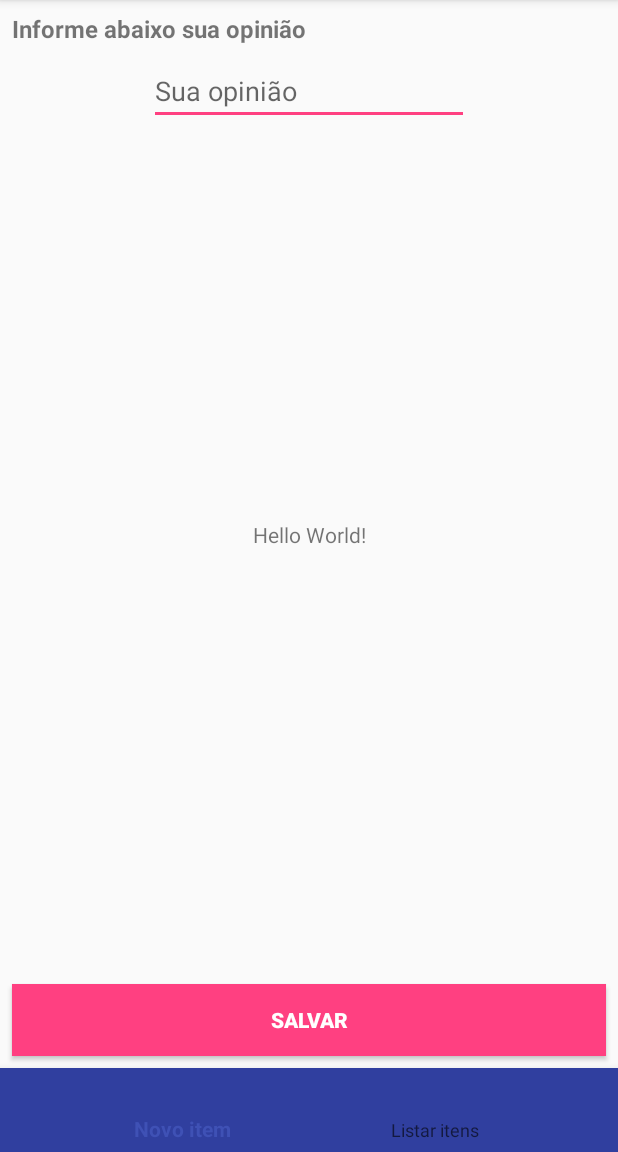
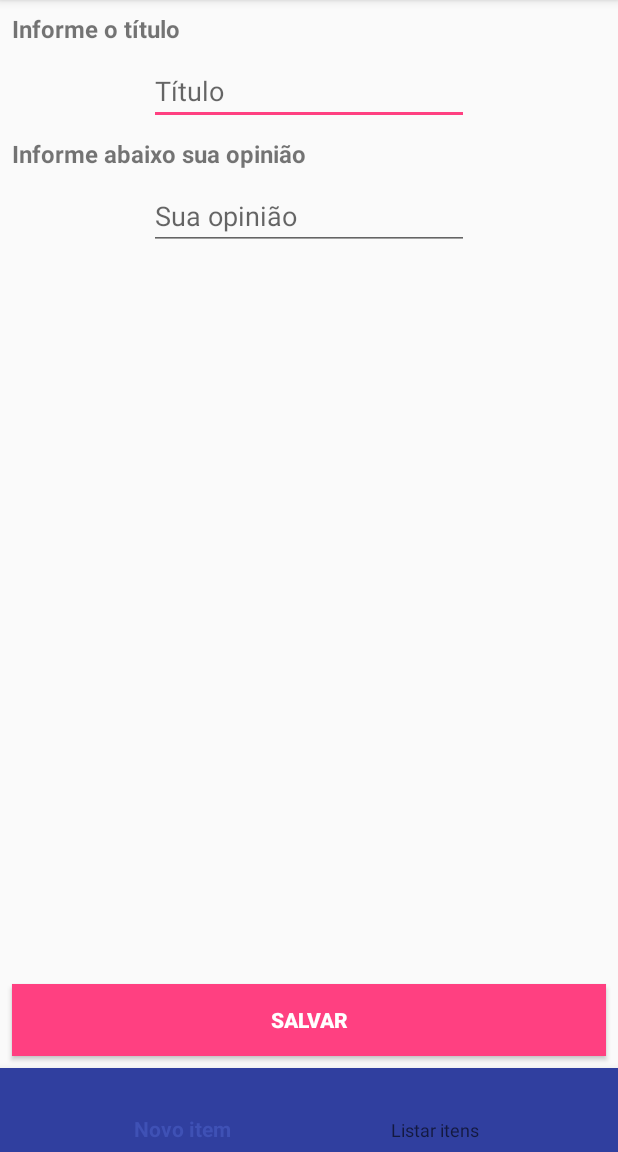
Before and after one commit to ronanlima/IesbAndroid1, an Android app: the screen it shows after launch (MainActivity), on a phone screen of 412 x 824 dp, the part 84-1236 px from its top. Run offline under Robolectric (Android 15) with nearby library versions, the phone set to English and light mode, and no system bars.

Commit message:
Criando migration para permitir gravar o título da review

```diff
--- a/app/build.gradle
+++ b/app/build.gradle
@@ -34,7 +34,8 @@ dependencies {
     def room_version = "1.1.1"
 
     implementation "android.arch.persistence.room:runtime:$room_version"
-    kapt "android.arch.persistence.room:compiler:$room_version" // For Kotlin use kapt instead of annotationProcessor
+    kapt "android.arch.persistence.room:compiler:$room_version"
+    // For Kotlin use kapt instead of annotationProcessor
 
     testImplementation 'junit:junit:4.12'
     androidTestImplementation 'com.android.support.test:runner:1.0.2'
--- a/app/src/main/java/br/ronanlima/opiniaodetudo/data/ReviewRepository.kt
+++ b/app/src/main/java/br/ronanlima/opiniaodetudo/data/ReviewRepository.kt
@@ -19,8 +19,8 @@ class ReviewRepository {
 
     private val data = mutableListOf<Review>()
 
-    fun save(opiniao: String) {
-        reviewDAO.insert(Review(UUID.randomUUID().toString(), opiniao))
+    fun save(opiniao: String, titulo: String) {
+        reviewDAO.insert(Review(UUID.randomUUID().toString(), opiniao, titulo))
     }
 
     fun update(review: Review) {
@@ -30,7 +30,7 @@ class ReviewRepository {
     fun listAll() : List<Review> {
         val cursor = reviewDAO.readAll()
         while (cursor.moveToNext()) {
-            data.add(Review(cursor.getString(0), cursor.getString(1)))
+            data.add(Review(cursor.getString(0), cursor.getString(1), cursor.getString(2)))
         }
         return data.toList()
     }
--- a/app/src/main/java/br/ronanlima/opiniaodetudo/infra/dao/ReviewDAOSQLite.kt
+++ b/app/src/main/java/br/ronanlima/opiniaodetudo/infra/dao/ReviewDAOSQLite.kt
@@ -45,7 +45,8 @@ class ReviewDAOSQLite {
     fun createReview(cursor: Cursor): Review {
         val id = cursor.getString(0)
         val review = cursor.getString(1)
-        return Review(id, review)
+        val title = cursor.getString(2)
+        return Review(id, review, title)
     }
 
     fun SQLiteDatabase.selectAll(columns: Array<String>): Cursor {
--- a/app/src/main/java/br/ronanlima/opiniaodetudo/model/Review.kt
+++ b/app/src/main/java/br/ronanlima/opiniaodetudo/model/Review.kt
@@ -8,4 +8,4 @@ import java.io.Serializable
  * Created by rlima on 17/09/19.
  */
 @Entity
-data class Review(@PrimaryKey val id: String, var opiniao: String) : Serializable
+data class Review(@PrimaryKey val id: String, var opiniao: String, var titulo: String) : Serializable
--- a/app/src/main/java/br/ronanlima/opiniaodetudo/view/EditDialogFragment.kt
+++ b/app/src/main/java/br/ronanlima/opiniaodetudo/view/EditDialogFragment.kt
@@ -38,16 +38,18 @@ class EditDialogFragment : DialogFragment() {
     }
 
     fun initView(view: View) {
+        val etTitle = view.findViewById<EditText>(R.id.et_title)
         val etReview = view.findViewById<EditText>(R.id.et_review)
         val btUpdate = view.findViewById<Button>(R.id.bt_update)
 
         val viewModel = ViewModelProviders.of(activity!!).get(EditReviewViewModel::class.java)
         val review = viewModel.data.value!!
         etReview.setText(review.opiniao)
+        etTitle.setText(review.titulo)
 
         btUpdate.setOnClickListener {
-            if (!TextUtils.isEmpty(etReview.text.toString())) {
-                val reviewUpdate = Review(review.id, etReview.text.toString())
+            if (!TextUtils.isEmpty(etReview.text.toString()) && !TextUtils.isEmpty(etTitle.text.toString())) {
+                val reviewUpdate = Review(review.id, etReview.text.toString(), etTitle.text.toString())
                 AppExecutors.getInstance().diskIO!!.execute {
                     ReviewRepository(activity!!.applicationContext).update(reviewUpdate)
                 }
--- a/app/src/main/res/layout/fragment_form.xml
+++ b/app/src/main/res/layout/fragment_form.xml
@@ -5,14 +5,30 @@
     android:layout_height="match_parent">
 
     <TextView
-        android:id="@+id/tv_ultima_opiniao"
+        android:id="@+id/tv_titulo"
         android:layout_width="wrap_content"
         android:layout_height="wrap_content"
-        android:text="Hello World!"
-        app:layout_constraintBottom_toBottomOf="parent"
+        android:layout_marginStart="8dp"
+        android:layout_marginTop="8dp"
+        android:text="@string/informe_o_titulo"
+        android:textSize="16sp"
+        android:textStyle="bold"
         app:layout_constraintLeft_toLeftOf="parent"
-        app:layout_constraintRight_toRightOf="parent"
         app:layout_constraintTop_toTopOf="parent" />
+
+    <EditText
+        android:id="@+id/et_title"
+        android:layout_width="wrap_content"
+        android:layout_height="wrap_content"
+        android:layout_marginEnd="8dp"
+        android:layout_marginStart="8dp"
+        android:layout_marginTop="8dp"
+        android:ems="10"
+        android:hint="@string/hint_titulo"
+        android:inputType="text"
+        app:layout_constraintEnd_toEndOf="parent"
+        app:layout_constraintStart_toStartOf="parent"
+        app:layout_constraintTop_toBottomOf="@+id/tv_titulo" />
 
     <TextView
         android:id="@+id/tv_opiniao"
@@ -24,7 +40,7 @@
         android:textSize="16sp"
         android:textStyle="bold"
         app:layout_constraintStart_toStartOf="parent"
-        app:layout_constraintTop_toTopOf="parent" />
+        app:layout_constraintTop_toBottomOf="@id/et_title" />
 
     <EditText
         android:id="@+id/et_opiniao"
--- a/app/src/main/res/layout/review_list_item_layout.xml
+++ b/app/src/main/res/layout/review_list_item_layout.xml
@@ -6,14 +6,14 @@
     android:orientation="vertical">
 
     <TextView
-        android:id="@+id/tv_id"
+        android:id="@+id/tv_title"
         android:layout_width="match_parent"
         android:layout_height="wrap_content"
         android:layout_marginEnd="8dp"
         android:layout_marginStart="8dp"
         android:layout_marginTop="8dp"
         android:textSize="16sp"
-        tools:text="Identificador" />
+        tools:text="@string/hint_titulo" />
 
     <TextView
         android:id="@+id/tv_opiniao"
@@ -22,5 +22,5 @@
         android:layout_marginEnd="8dp"
         android:layout_marginStart="8dp"
         android:textSize="16sp"
-        tools:text="Opinião" />
+        tools:text="@string/hint_sua_opiniao" />
 </LinearLayout>
--- a/app/src/main/res/values/strings.xml
+++ b/app/src/main/res/values/strings.xml
@@ -15,4 +15,6 @@
     <string name="titulo_alerta_excluir">Cuidado!</string>
     <string name="ok">Ok</string>
     <string name="cancelar">Cancelar</string>
+    <string name="hint_titulo">Título</string>
+    <string name="informe_o_titulo">Informe o título</string>
 </resources>
```
Also changed, not shown: app/src/main/java/br/ronanlima/opiniaodetudo/infra/dao/room/ReviewDatabase.kt (+11 -2 lines), app/src/main/java/br/ronanlima/opiniaodetudo/view/FormFragment.kt (+4 -3 lines), app/src/main/java/br/ronanlima/opiniaodetudo/view/ListFragment.kt (+6 -5 lines), app/src/main/res/layout/dialog_edit_review.xml (+10 -1 lines).
